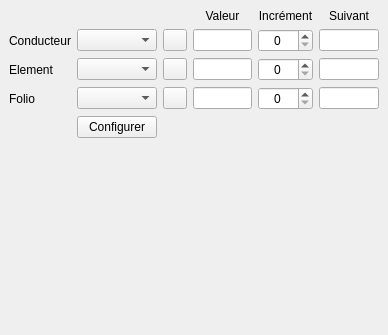
qelectrotech/qelectrotech-source-mirror, file sources/autoNum/ui/autonumberingdockwidget.ui: the form before one commit.
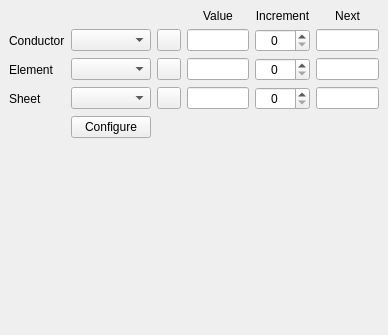
The form after the commit. Icons and pictures are not drawn.

What changed in the file:
```diff
--- a/sources/autoNum/ui/autonumberingdockwidget.ui
+++ b/sources/autoNum/ui/autonumberingdockwidget.ui
@@ -18,7 +18,7 @@
     <item row="0" column="3">
      <widget class="QLabel" name="value_header_label">
       <property name="text">
-       <string>Valeur</string>
+       <string>Value</string>
       </property>
       <property name="alignment">
        <set>Qt::AlignCenter</set>
@@ -28,7 +28,7 @@
     <item row="0" column="4">
      <widget class="QLabel" name="increase_header_label">
       <property name="text">
-       <string>Incrément</string>
+       <string>Increment</string>
       </property>
       <property name="alignment">
        <set>Qt::AlignCenter</set>
@@ -38,7 +38,7 @@
     <item row="0" column="5">
      <widget class="QLabel" name="next_header_label">
       <property name="text">
-       <string>Suivant</string>
+       <string>Next</string>
       </property>
       <property name="alignment">
        <set>Qt::AlignCenter</set>
@@ -51,7 +51,7 @@
     <item row="4" column="0">
      <widget class="QLabel" name="label_3">
       <property name="text">
-       <string>Folio</string>
+       <string>Sheet</string>
       </property>
      </widget>
     </item>
@@ -141,7 +141,7 @@
     <item row="2" column="0">
      <widget class="QLabel" name="label_2">
       <property name="text">
-       <string>Conducteur</string>
+       <string>Conductor</string>
       </property>
      </widget>
     </item>
@@ -313,7 +313,7 @@
        <string>Configurer les règles d'auto numérotation</string>
       </property>
       <property name="text">
-       <string>Configurer</string>
+       <string>Configure</string>
       </property>
       <property name="icon">
        <iconset theme="configure"/>
```
Left out of the diff: 28 changed lines with no effect on the pictures.
